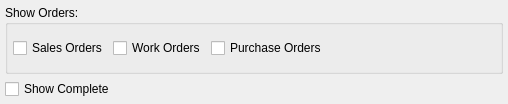
Above: guiclient/projects.ui from Pegasus-RPG/xtuple-client before the change. Below: the same form after it.
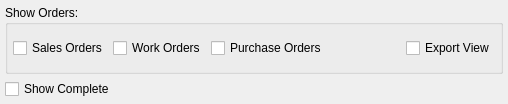
That is the form after the change. Custom widgets are drawn as their Qt base class.

Commit message: Initial release of Project enhancements project changes

```diff
--- a/guiclient/projects.ui
+++ b/guiclient/projects.ui
@@ -61,6 +61,13 @@
         </property>
        </spacer>
       </item>
+      <item>
+       <widget class="QCheckBox" name="_showHierarchy">
+        <property name="text">
+         <string>Export View</string>
+        </property>
+       </widget>
+      </item>
      </layout>
     </widget>
    </item>
```
The commit also changes 8 other files.
